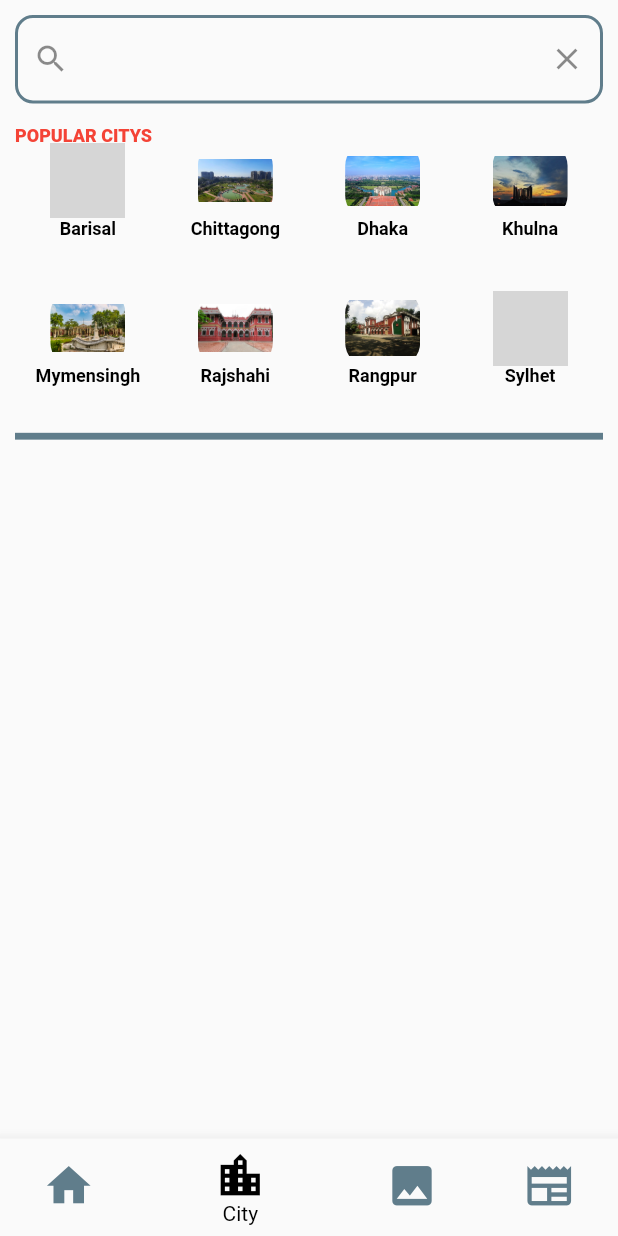
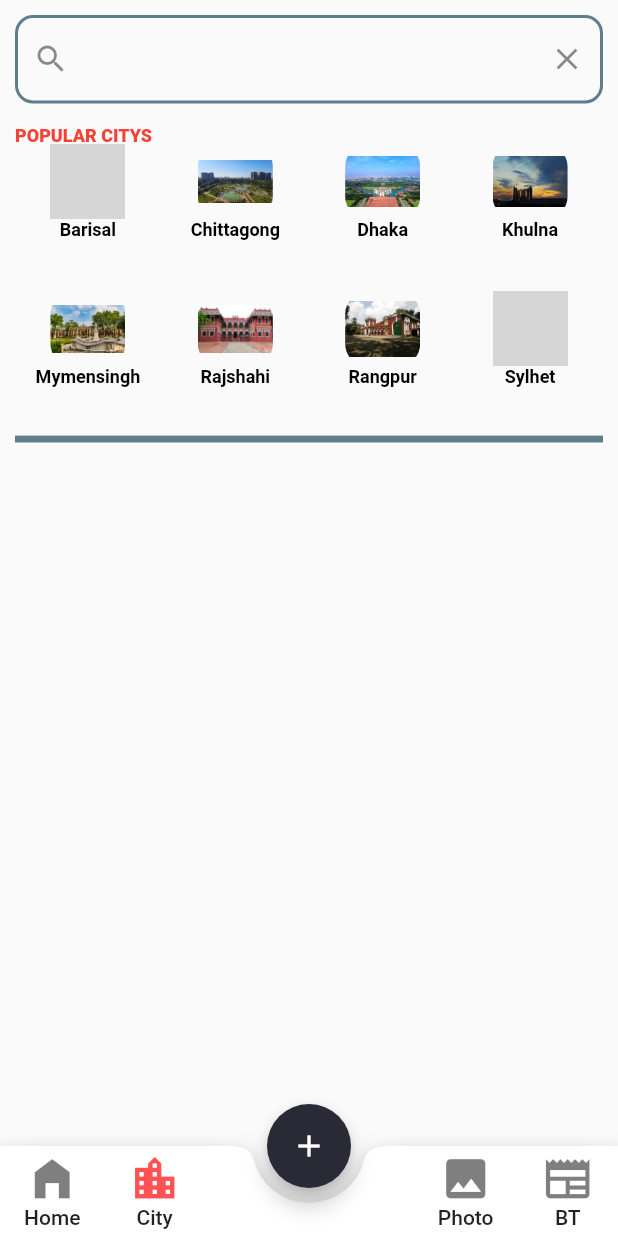
Before and after one commit to mrinal3012/newspaperapps, a Flutter app: the screen it shows after launch, item 2 of the bottom bar chosen, on a phone screen of 412 x 824 dp. Run offline on Flutter 3.47's test engine with Material 2 defaults, Android fonts, the light colour scheme and no system bars; our stand-ins replace cached_network_image; missing offline and left inert: dart:ffi; network calls fail; grey boxes are pictures that could not be loaded.

Commit message:
add navigation

```diff
--- a/lib/screen/screen_page.dart
+++ b/lib/screen/screen_page.dart
@@ -14,51 +14,172 @@ class ScreenPage extends StatefulWidget {
 class _ScreenPageState extends State<ScreenPage> {
 
 
-  int _currentIndex = 0;
+
+  int currentTab = 0;
   List<Widget> pages=[
     HomePage(),
     CityPage(),
     PhotoPage(),
     BangladeshTimesPage()
   ];
+  final PageStorageBucket bucket = PageStorageBucket();
+  Widget currentScreen = HomePage();
 
   @override
   Widget build(BuildContext context) {
     return Scaffold(
 
-      body: pages[_currentIndex],
+      body:Center(child: currentScreen),
+      floatingActionButton: FloatingActionButton(backgroundColor: Color(0xff2A2A36),
+        child: Icon(Icons.add),
+        onPressed: () {},
+      ),
+      floatingActionButtonLocation: FloatingActionButtonLocation.centerDocked,
 
-      bottomNavigationBar: BottomNavigationBar(
 
-          backgroundColor: Colors.blue,
-          unselectedItemColor: Colors.blueGrey,
-          selectedItemColor: Colors.black,
-          currentIndex: _currentIndex,
-          onTap: (value) {
-            setState(() {
-              _currentIndex=value;
-            });
-          },
+      bottomNavigationBar: BottomAppBar(
+        shape: CircularNotchedRectangle(),
+        notchMargin: 10,
+        child: Container(
+          height: 60,
+          child: Row(
+            mainAxisAlignment: MainAxisAlignment.start,
+            children: [
+              Row(
+                crossAxisAlignment: CrossAxisAlignment.start,
+                children: [
+                  MaterialButton(
+                    minWidth: 40,
+                    onPressed: () {
+                      setState(() {
+                        currentScreen = HomePage();
+                        currentTab = 0;
+                      });
+                    },
+                    child: Column(
+                      mainAxisAlignment: MainAxisAlignment.center,
+                      children: [
+                        Icon(
+                          Icons.home_filled,size: 35,
+                          color:
+                          currentTab == 0 ? Colors.redAccent : Colors.black.withOpacity(.5),
+                        ),
+                        Text("Home",
+                          // style: mystyleroboto(16, currentTab == 0 ? Colors.redAccent : Colors.black.withOpacity(.5),FontWeight.w500)
+                        )
+                      ],
+                    ),
+                  ),
+                  MaterialButton(
+                    minWidth: 40,
+                    onPressed: () {
+                      setState(() {
+                        currentScreen = CityPage();
+                        currentTab = 1;
+                      });
+                    },
+                    child: Column(
+                      mainAxisAlignment: MainAxisAlignment.center,
+                      children: [
+                        Icon(
+                        Icons.location_city,size: 35,
+                          color:
+                          currentTab == 1 ? Colors.redAccent  : Colors.black.withOpacity(.5),
+                        ),
+                        Text("City",
+                          // style: mystyleroboto(16, currentTab == 1 ? Colors.redAccent : Colors.black.withOpacity(.5),FontWeight.w500)
+                        )
+                      ],
+                    ),
+                  ),
+                ],
+              ),
+              Spacer(),
+              Row(
+                crossAxisAlignment: CrossAxisAlignment.start,
+                children: [
+                  MaterialButton(
+                    minWidth: 40,
+                    onPressed: () {
+                      setState(() {
+                        currentScreen = PhotoPage();
+                        currentTab = 2;
+                      });
+                    },
+                    child: Column(
+                      mainAxisAlignment: MainAxisAlignment.center,
+                      children: [
+                        Icon(
+                          Icons.photo,size: 35,
+                          color:
+                          currentTab == 2 ? Colors.redAccent  : Colors.black.withOpacity(.5),
+                        ),
+                        Text("Photo",
+                          // style: mystyleroboto(16, currentTab == 2 ? Colors.redAccent : Colors.black.withOpacity(.5),FontWeight.w500)
+                        )
+                      ],
+                    ),
+                  ),
+                  MaterialButton(
+                    minWidth: 40,
+                    onPressed: () {
+                      setState(() {
+                        currentScreen = BangladeshTimesPage();
+                        currentTab = 3;
+                      });
+                    },
+                    child: Column(
+                      mainAxisAlignment: MainAxisAlignment.center,
+                      children: [
+                        Icon(
+                        Icons.newspaper_outlined,size: 35,
+                          color:
+                          currentTab == 3 ? Colors.redAccent : Colors.black.withOpacity(.5),
+                        ),
+                        Text("BT",
+                          // style: mystyleroboto(16, currentTab == 3 ? Colors.redAccent : Colors.black.withOpacity(.5),FontWeight.w500)
+                        )
+                      ],
+                    ),
+                  ),
+                ],
+              ),
+            ],
+          ),
+        ),
+      ),
 
-          items: [
-
-            BottomNavigationBarItem(
-              icon: Icon(Icons.home,size: 35,),
-              label: "Home",
-            ),
-            BottomNavigationBarItem(
-              icon: Icon(Icons.location_city,size: 35,),
-              label: "City",
-            ),
-            BottomNavigationBarItem(
-              icon: Icon(Icons.photo,size: 35),
-              label: "Photo",
-            ),
-            BottomNavigationBarItem(
-              icon: Icon(Icons.newspaper_outlined,size: 35),
-              label: "BT",
-            ),
-          ]),
+      // bottomNavigationBar: BottomNavigationBar(
+      //
+      //     backgroundColor: Colors.blue,
+      //     unselectedItemColor: Colors.blueGrey,
+      //     selectedItemColor: Colors.black,
+      //     currentIndex: _currentIndex,
+      //     onTap: (value) {
+      //       setState(() {
+      //         _currentIndex=value;
+      //       });
+      //     },
+      //
+      //     items: [
+      //
+      //       // BottomNavigationBarItem(
+      //       //   icon: Icon(Icons.home,size: 35,),
+      //       //   label: "Home",
+      //       // ),
+      //       // BottomNavigationBarItem(
+      //       //   icon: Icon(Icons.location_city,size: 35,),
+      //       //   label: "City",
+      //       // ),
+      //       // BottomNavigationBarItem(
+      //       //   icon: Icon(Icons.photo,size: 35),
+      //       //   label: "Photo",
+      //       // ),
+      //       // BottomNavigationBarItem(
+      //       //   icon: Icon(Icons.newspaper_outlined,size: 35),
+      //       //   label: "BT",
+      //       // ),
+      //     ]),
     );
   }
 }
```
